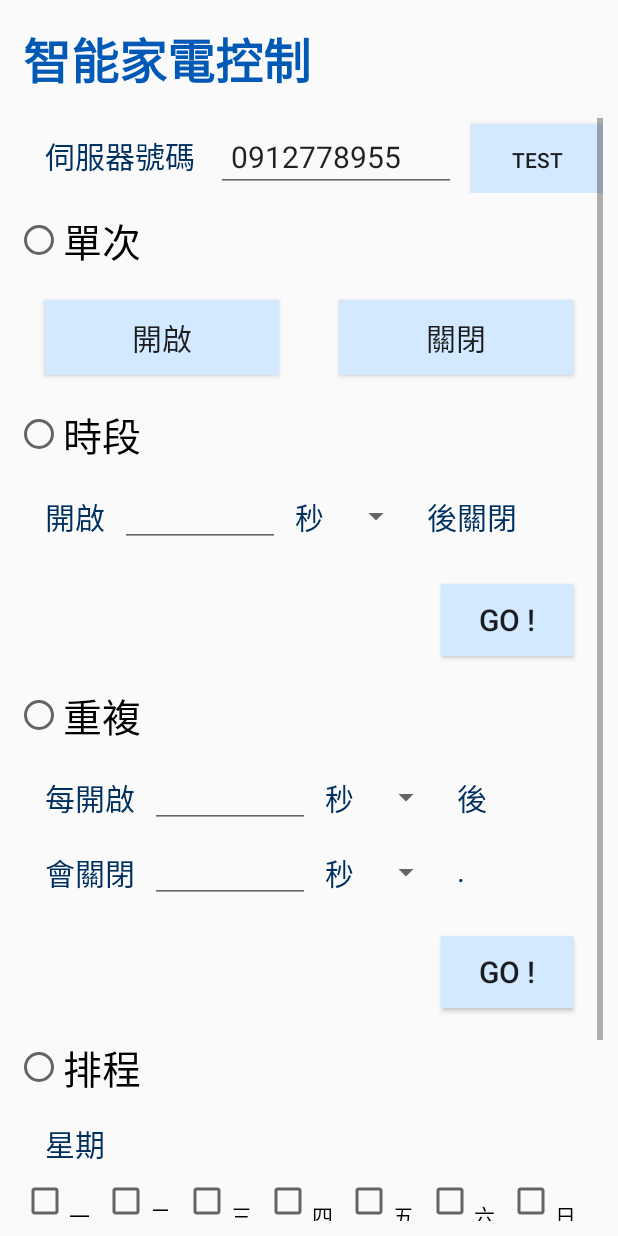
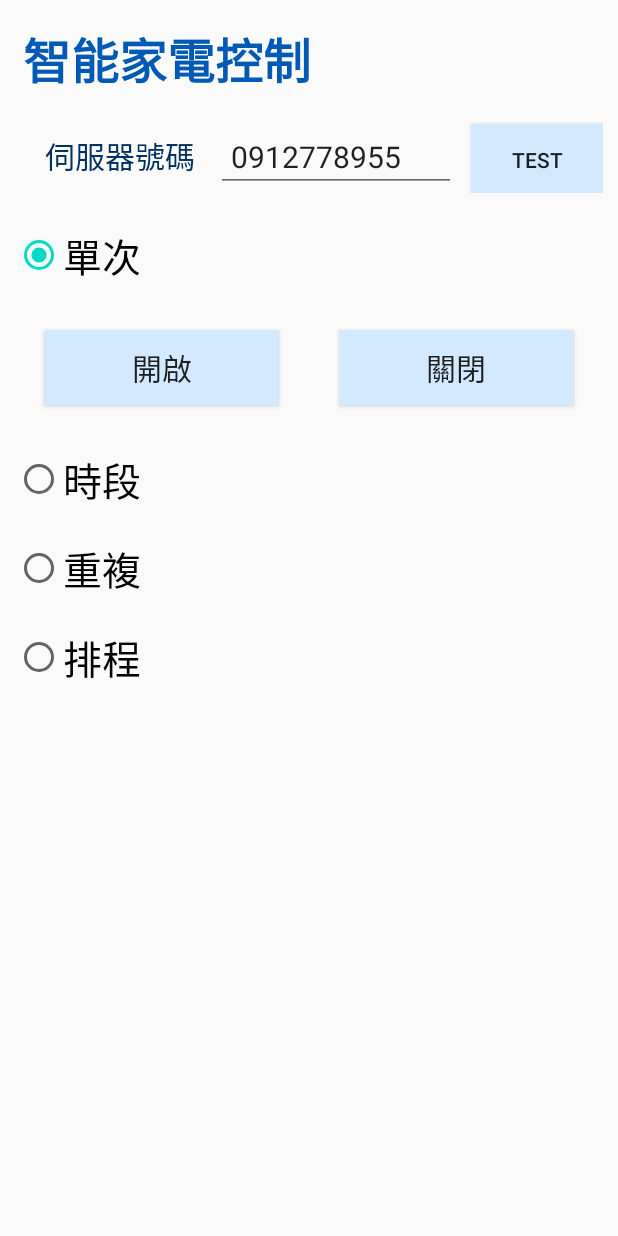
Before and after one commit to okh8609/SmartHome, an Android app: the screen it shows after launch (MainActivity), after a tap on "使用者", on a phone screen of 412 x 824 dp. Run offline under Robolectric (Android 15) with nearby library versions, the phone set to English and light mode, and no system bars; libraries missing offline, so code that uses them is left out: android.net.sip.

Commit message:
選單畫面 啟閉 OK

```diff
--- a/app/src/main/java/com/example/smarthome/ClientFragment.java
+++ b/app/src/main/java/com/example/smarthome/ClientFragment.java
@@ -2,6 +2,7 @@ package com.example.smarthome;
 
 import android.app.Dialog;
 import android.app.TimePickerDialog;
+import android.net.sip.SipSession;
 import android.os.Bundle;
 import android.telephony.SmsManager;
 import android.text.format.DateFormat;
@@ -81,9 +82,14 @@ public class ClientFragment extends Fragment {
                              Bundle savedInstanceState) {
         View root = inflater.inflate(R.layout.client_fragment, container, false);
 
-        // region Find Views
         server_phoneNu = ((EditText) root.findViewById(R.id.server_phoneNu));
         sms_test = ((Button) root.findViewById(R.id.sms_test));
+        sms_test.setOnClickListener(new View.OnClickListener() {
+            @Override
+            public void onClick(View v) {
+                sendSMSmsg(server_phoneNu.getText().toString(), "TEST!!");
+            }
+        });
 
         once = ((RadioButton) root.findViewById(R.id.once));
         once_ = ((LinearLayout) root.findViewById(R.id.once_));
@@ -116,14 +122,48 @@ public class ClientFragment extends Fragment {
         scdl_time1 = ((EditText) root.findViewById(R.id.scdl_time1));
         scdl_time2 = ((EditText) root.findViewById(R.id.scdl_time2));
         scdl_go = ((Button) root.findViewById(R.id.scdl_go));
-        // endregion
 
-        sms_test.setOnClickListener(new View.OnClickListener() {
+        once.setOnClickListener(new View.OnClickListener() {
             @Override
             public void onClick(View v) {
-                sendSMSmsg(server_phoneNu.getText().toString(),"TEST!!");
+                once_.setVisibility(View.VISIBLE);
+                prid_.setVisibility(View.GONE);
+                rept_.setVisibility(View.GONE);
+                scdl_.setVisibility(View.GONE);
             }
         });
+        prid.setOnClickListener(new View.OnClickListener() {
+            @Override
+            public void onClick(View v) {
+                once_.setVisibility(View.GONE);
+                prid_.setVisibility(View.VISIBLE);
+                rept_.setVisibility(View.GONE);
+                scdl_.setVisibility(View.GONE);
+            }
+        });
+        rept.setOnClickListener(new View.OnClickListener() {
+            @Override
+            public void onClick(View v) {
+                once_.setVisibility(View.GONE);
+                prid_.setVisibility(View.GONE);
+                rept_.setVisibility(View.VISIBLE);
+                scdl_.setVisibility(View.GONE);
+            }
+        });
+        scdl.setOnClickListener(new View.OnClickListener() {
+            @Override
+            public void onClick(View v) {
+                once_.setVisibility(View.GONE);
+                prid_.setVisibility(View.GONE);
+                rept_.setVisibility(View.GONE);
+                scdl_.setVisibility(View.VISIBLE);
+            }
+        });
+        once.setChecked(true);
+        once_.setVisibility(View.VISIBLE);
+        prid_.setVisibility(View.GONE);
+        rept_.setVisibility(View.GONE);
+        scdl_.setVisibility(View.GONE);
 
         scdl_time1.setFocusable(false);
         scdl_time1.setClickable(true);
--- a/app/src/main/res/layout/client_fragment.xml
+++ b/app/src/main/res/layout/client_fragment.xml
@@ -9,8 +9,8 @@
         android:id="@+id/client_title"
         android:layout_width="wrap_content"
         android:layout_height="wrap_content"
+        android:paddingStart="15dp"
         android:paddingTop="15dp"
-        android:paddingStart="15dp"
         android:paddingEnd="15dp"
         android:paddingBottom="5dp"
         android:text="智能家電控制"
@@ -27,14 +27,13 @@
         <LinearLayout
             android:layout_width="match_parent"
             android:layout_height="wrap_content"
-            android:orientation="vertical"
-            >
+            android:orientation="vertical">
 
             <LinearLayout
                 android:layout_width="match_parent"
                 android:layout_height="match_parent"
-                android:orientation="horizontal"
-                android:layout_marginBottom="12dp">
+                android:layout_marginBottom="12dp"
+                android:orientation="horizontal">
 
                 <TextView
                     android:layout_width="wrap_content"
@@ -50,8 +49,8 @@
                     android:id="@+id/server_phoneNu"
                     android:layout_width="wrap_content"
                     android:layout_height="wrap_content"
+                    android:layout_marginEnd="10dp"
                     android:layout_weight=".85"
-                    android:layout_marginEnd="10dp"
                     android:padding="10dp"
                     android:text="0912778955"
                     android:textSize="20dp" />
@@ -61,8 +60,7 @@
                     android:layout_width="wrap_content"
                     android:layout_height="wrap_content"
                     android:background="#D2E9FF"
-                    android:text="TEST"
-                     />
+                    android:text="TEST" />
             </LinearLayout>
 
             <RadioGroup
@@ -73,6 +71,8 @@
                     android:id="@+id/once"
                     android:layout_width="match_parent"
                     android:layout_height="wrap_content"
+                    android:layout_marginTop="10dp"
+                    android:layout_marginBottom="10dp"
                     android:text="單次"
                     android:textSize="26dp" />
 
@@ -110,6 +110,7 @@
                     android:id="@+id/prid"
                     android:layout_width="match_parent"
                     android:layout_height="wrap_content"
+                    android:layout_marginTop="10dp"
                     android:layout_marginBottom="10dp"
                     android:text="時段"
                     android:textSize="26dp" />
@@ -174,6 +175,7 @@
                     android:id="@+id/rept"
                     android:layout_width="match_parent"
                     android:layout_height="wrap_content"
+                    android:layout_marginTop="10dp"
                     android:layout_marginBottom="10dp"
                     android:text="重複"
                     android:textSize="26dp" />
@@ -286,6 +288,8 @@
                     android:id="@+id/scdl"
                     android:layout_width="match_parent"
                     android:layout_height="wrap_content"
+                    android:layout_marginTop="10dp"
+                    android:layout_marginBottom="10dp"
                     android:text="排程"
                     android:textSize="26dp" />
 
```
